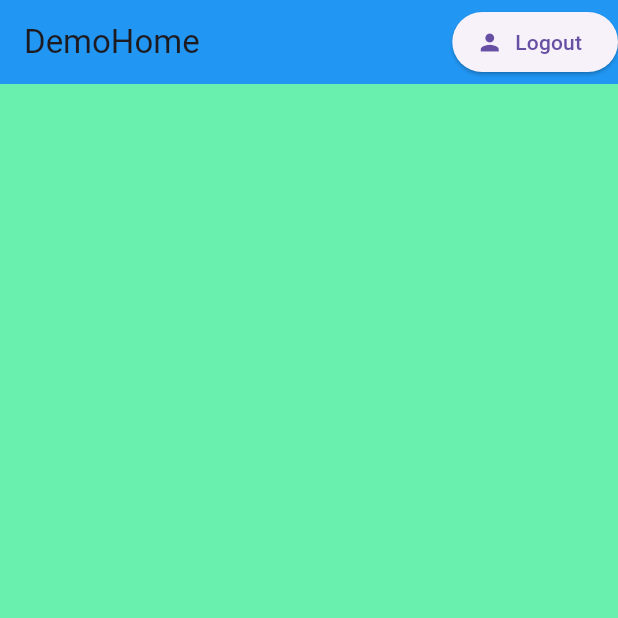
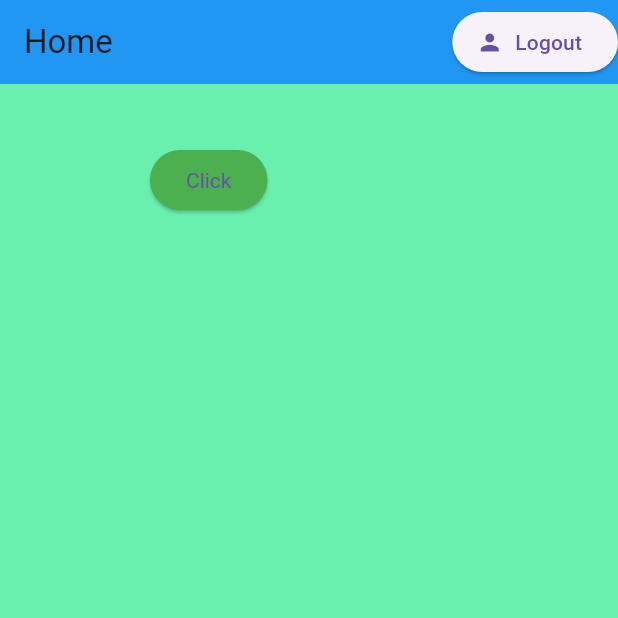
Before and after one commit to Autodidacts-Assemble/App, a Flutter app: the screen it shows once a user with an empty profile is signed in, on a phone screen of 412 x 824 dp, the top half of it. Run offline on Flutter 3.47's test engine with Material 3 defaults, Android fonts, the phone set to English and light mode, and no system bars; our stand-ins replace firebase_auth, firebase_core; accounts and stored records are empty.

Commit message:
home_btn.

```diff
--- a/lib/screen/home/home.dart
+++ b/lib/screen/home/home.dart
@@ -6,12 +6,16 @@ class home extends StatelessWidget {
 
   final AuthService _auth = AuthService();
 
+  var state = 0;
+  var text ="on";
+
+
   @override
   Widget build(BuildContext context) {
     return Scaffold(
       backgroundColor: Colors.greenAccent,
       appBar: AppBar(
-        title: Text('DemoHome'),
+        title: Text('Home'),
         backgroundColor: Colors.blue,
         elevation: 0.0,
         actions: <Widget>[
@@ -24,6 +28,28 @@ class home extends StatelessWidget {
           )
         ],
       ),
+      body: Container(
+          padding: EdgeInsets.symmetric(vertical: 20.0,horizontal: 100.0),
+          child:Form(
+            child: Column(
+
+              children: <Widget>[
+
+                SizedBox(height: 20.0),
+                ElevatedButton(
+                  child: Text("Click"),
+                  style: ButtonStyle(
+                    backgroundColor: MaterialStateProperty.all(Colors.green),
+                    textStyle: MaterialStateProperty.all(TextStyle(color:Colors.white))
+                  ),
+                  onPressed:  () async{
+                    print("I'm clicked");
+                  },
+                )
+              ],
+            ),
+          )
+      ),
     );
   }
 }
```
